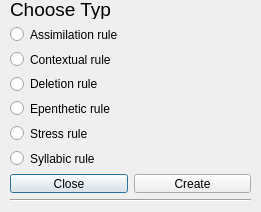
First picture: the form in interface/dialog_phono.ui, repository sammysloan/con_lang, before the edit.
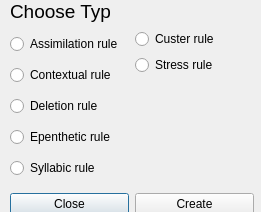
Second picture: the form after the edit.

Patch:
```diff
--- a/interface/dialog_phono.ui
+++ b/interface/dialog_phono.ui
@@ -18,8 +18,8 @@
     <rect>
      <x>10</x>
      <y>0</y>
-     <width>241</width>
-     <height>201</height>
+     <width>244</width>
+     <height>224</height>
     </rect>
    </property>
    <layout class="QVBoxLayout" name="verticalLayout">
@@ -42,6 +42,10 @@
      </widget>
     </item>
     <item>
+     <layout class="QHBoxLayout" name="horizontalLayout_2">
+      <item>
+       <layout class="QVBoxLayout" name="verticalLayout_3">
+        <item>
      <widget class="QRadioButton" name="radioButton_ass">
       <property name="text">
        <string>Assimilation rule</string>
@@ -69,13 +73,6 @@
       </property>
      </widget>
     </item>
-    <item>
-     <widget class="QRadioButton" name="radioButton_stress">
-      <property name="text">
-       <string>Stress rule</string>
-      </property>
-     </widget>
-    </item>
     <item>
      <widget class="QRadioButton" name="radioButton_syll">
       <property name="text">
@@ -83,6 +80,24 @@
       </property>
      </widget>
     </item>
+       </layout>
+      </item>
+      <item>
+       <layout class="QVBoxLayout" name="verticalLayout_2">
+        <item>
+         <widget class="QRadioButton" name="radioButton_clp">
+          <property name="text">
+           <string>Custer rule</string>
+          </property>
+         </widget>
+        </item>
+        <item>
+         <widget class="QRadioButton" name="radioButton_stress">
+          <property name="text">
+           <string>Stress rule</string>
+          </property>
+         </widget>
+        </item>
     <item>
      <spacer name="verticalSpacer">
       <property name="orientation">
@@ -95,6 +110,10 @@
        </size>
       </property>
      </spacer>
+        </item>
+       </layout>
+      </item>
+     </layout>
     </item>
     <item>
      <layout class="QHBoxLayout" name="horizontalLayout">
```
Lines whose indentation alone changed are shown as unchanged.
